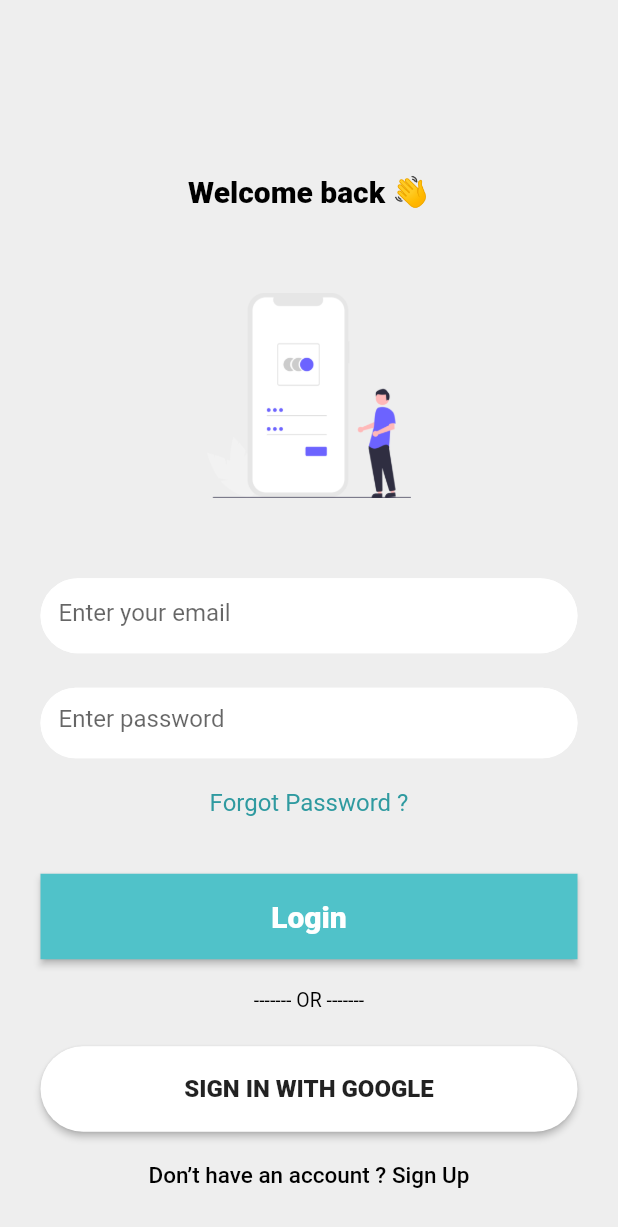
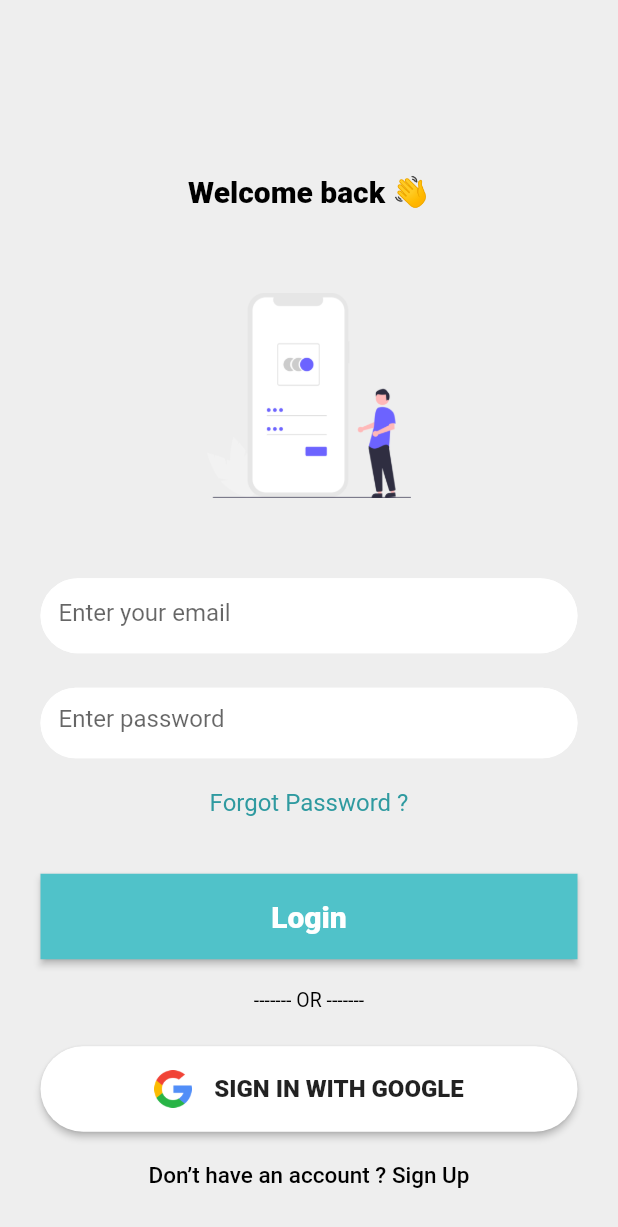
Before and after one commit to Vrushabh156/students_counselling, a Flutter app: the screen it shows after launch, after a tap on "Register", on a phone screen of 412 x 824 dp. Shown: the top 1227 px of the screen. Run offline on Flutter 3.47's test engine with Material 2 defaults, Android fonts, the light colour scheme and no system bars; our stand-ins replace carousel_slider.

Commit message:
First Commit

```diff
--- a/lib/Screens/HomePage1.dart
+++ b/lib/Screens/HomePage1.dart
@@ -6,6 +6,7 @@ void main() {
 }
 
 class HomePage1 extends StatefulWidget {
+
   @override
   State<HomePage1> createState() => _HomePage111State();
 }
--- a/lib/Screens/Registration_page.dart
+++ b/lib/Screens/Registration_page.dart
@@ -3,7 +3,6 @@ import 'package:flutter/material.dart';
 import 'login.dart';
 
 class RegisterPage extends StatefulWidget {
-
   @override
   State<RegisterPage> createState() => _SplshScreenState();
 }
@@ -39,7 +38,6 @@ class _SplshScreenState extends State<RegisterPage> {
       ),
     );
   }
-
 
   Widget _bText() {
     return Center(
@@ -192,13 +190,15 @@ class _SplshScreenState extends State<RegisterPage> {
             minWidth: double.infinity,
             height: 60,
             onPressed: () {
-              Navigator.push(context, MaterialPageRoute(
+              Navigator.push(
+                  context,
+                  MaterialPageRoute(
                     builder: (context) => LoginPage(),
                   ));
             },
             color: _color1,
-            shape: RoundedRectangleBorder(
-                borderRadius: BorderRadius.circular(0)),
+            shape:
+                RoundedRectangleBorder(borderRadius: BorderRadius.circular(0)),
             child: const Text(
               "Register",
               style: TextStyle(
@@ -238,14 +238,24 @@ class _SplshScreenState extends State<RegisterPage> {
             height: 60,
             onPressed: () {},
             color: Colors.white,
-            shape:
-            RoundedRectangleBorder(borderRadius: BorderRadius.circular(100)),
-            child: const Text(
+            shape: RoundedRectangleBorder(
+                borderRadius: BorderRadius.circular(100)),
+            child: Row(
+              mainAxisAlignment: MainAxisAlignment.center,
+              children: [
+                SizedBox(
+                  height: 25,
+                  width: 25,
+                  child: Image.asset("assets/images/search.png"),
+                ),
+                const SizedBox(
+                  width: 15,
+                ),
+                const Text(
                   "SIGN UP WITH GOOGLE",
-              style: TextStyle(
-                fontWeight: FontWeight.w800,
-                fontSize: 16,
+                  style: TextStyle(fontWeight: FontWeight.w800, fontSize: 16),
                 ),
+              ],
             ),
           ),
         ),
@@ -266,5 +276,4 @@ class _SplshScreenState extends State<RegisterPage> {
       ),
     );
   }
-
 }
--- a/lib/Screens/login.dart
+++ b/lib/Screens/login.dart
@@ -204,12 +204,22 @@ Widget _bTxt() {
             color: Colors.white,
             shape:
             RoundedRectangleBorder(borderRadius: BorderRadius.circular(100)),
-            child: const Text(
-              "SIGN IN WITH GOOGLE",
-              style: TextStyle(
-                fontWeight: FontWeight.w800,
-                fontSize: 16,
-              ),
+            child: Row(
+              mainAxisAlignment: MainAxisAlignment.center,
+              children: [
+                SizedBox(
+                  height: 25,
+                  width: 25,
+                  child: Image.asset("assets/images/search.png"),
+                ),
+                const SizedBox(
+                  width: 15,
+                ),
+                const Text(
+                  "SIGN IN WITH GOOGLE",
+                  style: TextStyle(fontWeight: FontWeight.w800, fontSize: 16),
+                ),
+              ],
             ),
           ),
         ),
```
Also changed, not shown: assets/images/search.png (added). Lines whose indentation alone changed are shown as unchanged.
